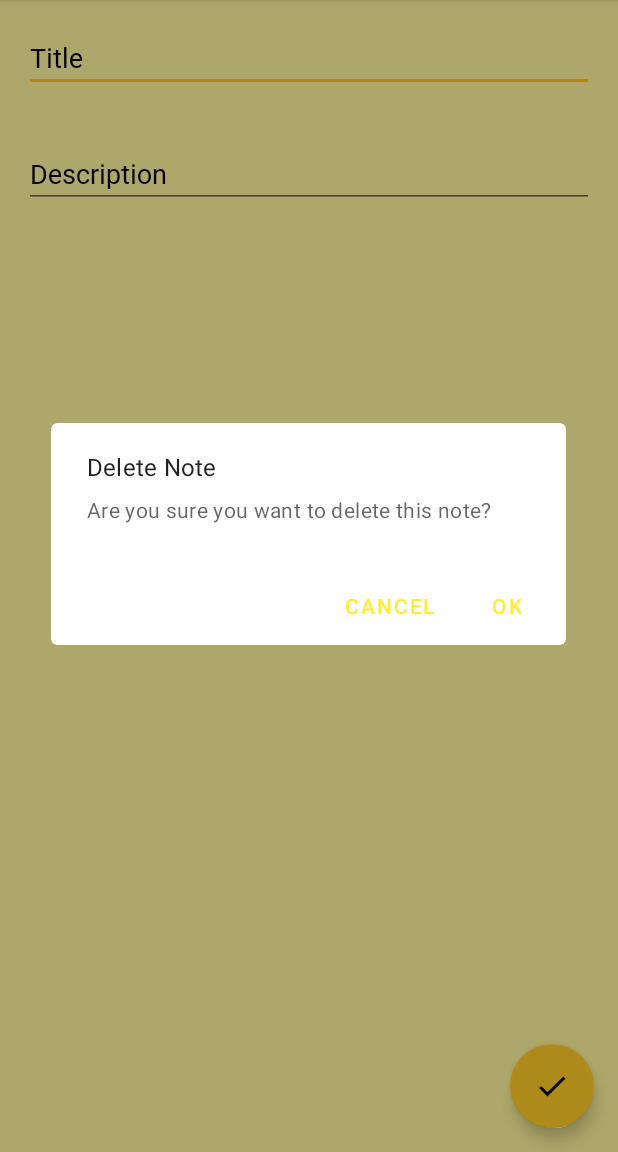
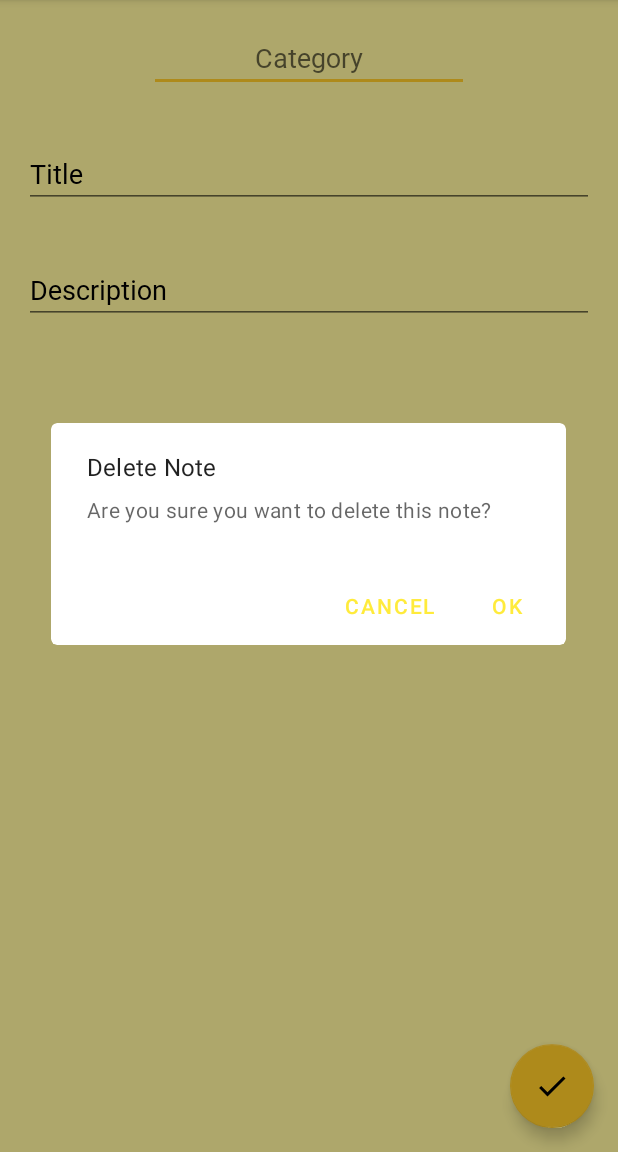
Before and after one commit to iansui2/MyNotes, an Android app: the fragment EditNoteFragment placed in its activity, in the options menu, after a tap on "Delete Note", on a phone screen of 412 x 824 dp, the part 84-1236 px from its top. Run offline under Robolectric (Android 15) with nearby library versions, the light colour scheme and no system bars; our stand-ins replace Room's generated code, data binding, navigation-ui; 5 statements that could not run were skipped.

Commit message:
added categorization for the notes

```diff
--- a/app/src/main/AndroidManifest.xml
+++ b/app/src/main/AndroidManifest.xml
@@ -4,9 +4,7 @@
 
     <application
         android:hardwareAccelerated="true"
-        android:allowBackup="true"
         android:icon="@mipmap/ic_app"
-        android:fullBackupContent="true"
         android:label="@string/app_name"
         android:roundIcon="@mipmap/ic_app_round"
         android:supportsRtl="true"
--- a/app/src/main/java/com/iansui/mynotes/database/Note.kt
+++ b/app/src/main/java/com/iansui/mynotes/database/Note.kt
@@ -13,5 +13,8 @@ data class Note (
     val title: String = "",
 
     @ColumnInfo(name = "description")
-    val description: String = ""
+    val description: String = "",
+
+    @ColumnInfo(name = "category")
+    val category: String = ""
 )
--- a/app/src/main/java/com/iansui/mynotes/database/NotesDAO.kt
+++ b/app/src/main/java/com/iansui/mynotes/database/NotesDAO.kt
@@ -4,7 +4,6 @@ import androidx.lifecycle.LiveData
 import androidx.room.Dao
 import androidx.room.Insert
 import androidx.room.Query
-import androidx.room.Update
 
 @Dao
 interface NotesDAO {
@@ -12,8 +11,11 @@ interface NotesDAO {
     @Insert
     suspend fun insert(note: Note)
 
-    @Update
-    suspend fun update(note: Note)
+    @Query("UPDATE note SET title = :title, description = :description WHERE id =:key")
+    suspend fun updateNote(key: Int, title: String, description: String)
+
+    @Query("UPDATE note SET category =:category WHERE category = (SELECT category FROM note WHERE id =:key) ")
+    suspend fun updateCategory(key: Int, category: String)
 
     @Query("DELETE FROM note WHERE id = :key")
     suspend fun deleteNote(key: Int)
@@ -24,4 +26,7 @@ interface NotesDAO {
     @Query("SELECT * FROM note ORDER BY id ASC")
     fun getAllNotes(): LiveData<List<Note>>
 
+    @Query("SELECT DISTINCT category FROM note ORDER by category ASC")
+    fun getAllCategories(): LiveData<List<String>>
+
 }
--- a/app/src/main/java/com/iansui/mynotes/database/NotesDatabase.kt
+++ b/app/src/main/java/com/iansui/mynotes/database/NotesDatabase.kt
@@ -7,7 +7,7 @@ import androidx.room.RoomDatabase
 
 @Database(
         entities = [Note::class],
-        version = 1,
+        version = 10,
         exportSchema = false
 )
 abstract class NotesDatabase: RoomDatabase() {
--- a/app/src/main/java/com/iansui/mynotes/repository/NotesRepository.kt
+++ b/app/src/main/java/com/iansui/mynotes/repository/NotesRepository.kt
@@ -15,9 +15,15 @@ class NotesRepository (private val notesDAO: NotesDAO) {
         }
     }
 
-    fun update(note: Note) {
+    fun updateNote(id: Int, title: String, description: String) {
         CoroutineScope(Dispatchers.IO).launch {
-            notesDAO.update(note)
+            notesDAO.updateNote(id, title, description)
+        }
+    }
+
+    fun updateCategory(id: Int, category: String) {
+        CoroutineScope(Dispatchers.IO).launch {
+            notesDAO.updateCategory(id, category)
         }
     }
 
@@ -36,4 +42,8 @@ class NotesRepository (private val notesDAO: NotesDAO) {
     fun getAllNotes(): LiveData<List<Note>> {
         return notesDAO.getAllNotes()
     }
+
+    fun getAllCategories(): LiveData<List<String>> {
+        return notesDAO.getAllCategories()
+    }
 }
--- a/app/src/main/java/com/iansui/mynotes/ui/EditNoteFragment.kt
+++ b/app/src/main/java/com/iansui/mynotes/ui/EditNoteFragment.kt
@@ -4,6 +4,7 @@ import android.content.Context
 import android.os.Bundle
 import android.view.*
 import android.view.inputmethod.InputMethodManager
+import android.widget.ArrayAdapter
 import android.widget.Toast
 import androidx.fragment.app.Fragment
 import androidx.lifecycle.ViewModelProvider
@@ -41,16 +42,28 @@ class EditNoteFragment : Fragment() {
 
         binding.viewModel = sharedViewModel
 
+        binding.categoryEditText.openKeyboard()
+        binding.titleEditText.openKeyboard()
+        binding.descEditText.openKeyboard()
+
+        sharedViewModel.categories.observe(viewLifecycleOwner, { categories ->
+            val adapter = ArrayAdapter(requireContext(), android.R.layout.select_dialog_item, categories)
+            binding.categoryEditText.threshold = 1
+            binding.categoryEditText.setAdapter(adapter)
+        })
+
         val args = EditNoteFragmentArgs.fromBundle(requireArguments())
         sharedViewModel.setTitle(args.title)
         sharedViewModel.setDescription(args.description)
-
-        binding.titleEditText.openKeyboard()
-        binding.descEditText.openKeyboard()
+        sharedViewModel.setCategory(args.category)
 
         binding.fabSaveNote.setOnClickListener {
+            getCategory()
             getTitle()
             getDescription()
+            binding.categoryEditText.hideKeyboard()
+            binding.titleEditText.hideKeyboard()
+            binding.descEditText.hideKeyboard()
             sharedViewModel.onUpdateNote(args.id)
             Toast.makeText(context, "Note Updated!", Toast.LENGTH_SHORT).show()
             view.findNavController().navigate(EditNoteFragmentDirections.actionEditNoteFragmentToNotesFragment())
@@ -79,8 +92,6 @@ class EditNoteFragment : Fragment() {
         }
 
         sharedViewModel.setTitle(title)
-
-        binding.titleEditText.hideKeyboard()
     }
 
     private fun getDescription () {
@@ -91,8 +102,16 @@ class EditNoteFragment : Fragment() {
         }
 
         sharedViewModel.setDescription(description)
+    }
 
-        binding.descEditText.hideKeyboard()
+    private fun getCategory () {
+        val category = if (binding.categoryEditText.text.toString() != "") {
+            binding.categoryEditText.text.toString()
+        } else {
+            ""
+        }
+
+        sharedViewModel.setCategory(category)
     }
 
     private fun showDeleteNoteDialog() {
--- a/app/src/main/java/com/iansui/mynotes/ui/NotesFragment.kt
+++ b/app/src/main/java/com/iansui/mynotes/ui/NotesFragment.kt
@@ -4,6 +4,7 @@ import android.app.Application
 import android.os.Bundle
 import android.view.*
 import android.widget.Toast
+import androidx.core.view.isVisible
 import androidx.fragment.app.Fragment
 import androidx.lifecycle.ViewModelProvider
 import androidx.navigation.findNavController
@@ -19,12 +20,20 @@ import com.iansui.mynotes.viewmodel.NotesViewModelFactory
 
 class NotesFragment : Fragment() {
 
+    private lateinit var binding: FragmentNotesBinding
     private lateinit var sharedViewModel: NotesViewModel
     private lateinit var adapter: NotesAdapter
+    private var notesStatus: Boolean = true
 
     override fun onCreateView(inflater: LayoutInflater, container: ViewGroup?,
                               savedInstanceState: Bundle?): View {
-        val binding = FragmentNotesBinding.inflate(inflater)
+        val fragmentNotesBinding = FragmentNotesBinding.inflate(inflater, container, false)
+        binding = fragmentNotesBinding
+        return fragmentNotesBinding.root
+    }
+
+    override fun onViewCreated(view: View, savedInstanceState: Bundle?) {
+        super.onViewCreated(view, savedInstanceState)
 
         val application: Application = requireNotNull(this.activity).application
 
@@ -38,14 +47,20 @@ class NotesFragment : Fragment() {
         binding.viewModel = sharedViewModel
 
         adapter = NotesAdapter(NotesAdapter.OnClickListener {
-            val editNoteNavDirection = NotesFragmentDirections.actionNotesFragmentToEditNoteFragment(it.id, it.title, it.description)
-            view?.findNavController()?.navigate(editNoteNavDirection)
+            val editNoteNavDirection = NotesFragmentDirections.actionNotesFragmentToEditNoteFragment(it.id, it.title, it.description, it.category)
+            view.findNavController().navigate(editNoteNavDirection)
         })
 
         binding.noteList.adapter = adapter
 
         sharedViewModel.notes.observe(viewLifecycleOwner, {
             it?.let {
+                if (it.isNotEmpty()) {
+                    binding.introductionText.isVisible = false
+                    notesStatus = true
+                } else {
+                    notesStatus = false
+                }
                 adapter.submitList(it)
             }
         })
@@ -53,15 +68,13 @@ class NotesFragment : Fragment() {
         val swipe = ItemTouchHelper(swipeNoteToDelete())
         swipe.attachToRecyclerView(binding.noteList)
 
-        binding.fabAddNote.setOnClickListener { view:View ->
+        binding.fabAddNote.setOnClickListener {
             view.findNavController().navigate(NotesFragmentDirections.actionNotesFragmentToAddNoteFragment())
         }
 
         setHasOptionsMenu(true)
 
         binding.lifecycleOwner = this
-
-        return binding.root
     }
 
     private fun swipeNoteToDelete(): ItemTouchHelper.SimpleCallback {
@@ -89,6 +102,7 @@ class NotesFragment : Fragment() {
                 .setPositiveButton(getString(R.string.ok)) { _, _ ->
                     sharedViewModel.onDeleteNote(sharedViewModel.notes.value?.get(position)!!.id)
                     Toast.makeText(context, "Note Deleted!", Toast.LENGTH_SHORT).show()
+                    binding.introductionText.isVisible = true
                 }
                 .setNegativeButton(getString(R.string.cancel)) { _, _ ->
                     // close the dialog
@@ -105,6 +119,7 @@ class NotesFragment : Fragment() {
                 .setPositiveButton(getString(R.string.ok)) { _, _ ->
                     sharedViewModel.onDeleteAllNotes()
                     Toast.makeText(context, "Notes Deleted!", Toast.LENGTH_SHORT).show()
+                    binding.introductionText.isVisible = true
                 }
                 .setNegativeButton(getString(R.string.cancel)) { _, _ ->
                     // close the dialog
@@ -126,4 +141,10 @@ class NotesFragment : Fragment() {
             else -> super.onOptionsItemSelected(item)
         }
     }
+
+    override fun onPrepareOptionsMenu(menu: Menu) {
+        super.onPrepareOptionsMenu(menu)
+        val deleteAllMenu = menu.findItem(R.id.delete_all_item)
+        deleteAllMenu.isEnabled = notesStatus
+    }
 }
--- a/app/src/main/java/com/iansui/mynotes/viewmodel/NotesViewModel.kt
+++ b/app/src/main/java/com/iansui/mynotes/viewmodel/NotesViewModel.kt
@@ -16,7 +16,16 @@ class NotesViewModel(
     private val _description = MutableLiveData<String>()
     val description: LiveData<String> get() = _description
 
+    private val _category = MutableLiveData<String>()
+    val category: LiveData<String> get() = _category
+
     val notes = noteRepository.getAllNotes()
+
+    val categories = noteRepository.getAllCategories()
+
+    fun setCategory(category: String) {
+        _category.value = category
+    }
 
     fun setTitle(title: String) {
         _title.value = title
@@ -30,18 +39,14 @@ class NotesViewModel(
         noteRepository.insert(note)
     }
 
-    private fun update(note: Note) {
-        noteRepository.update(note)
-    }
-
     fun onSaveNote() {
-        val newNote = Note(title = _title.value!!, description = _description.value!!)
+        val newNote = Note(title = _title.value!!, description = _description.value!!, category = _category.value!!)
         insert(newNote)
     }
 
     fun onUpdateNote(id: Int) {
-        val updatedNote = Note(id, _title.value!!, _description.value!!)
-        update(updatedNote)
+        noteRepository.updateNote(id, _title.value!!, _description.value!!)
+        noteRepository.updateCategory(id, _category.value!!)
     }
 
     fun onDeleteNote(id: Int) {
--- a/app/src/main/res/layout/fragment_edit_note.xml
+++ b/app/src/main/res/layout/fragment_edit_note.xml
@@ -18,32 +18,45 @@
         <LinearLayout
             android:layout_width="match_parent"
             android:layout_height="match_parent"
-            android:orientation="vertical"
-            android:background="@color/yellow_200">
+            android:background="@color/yellow_200"
+            android:orientation="vertical">
+
+            <AutoCompleteTextView
+                android:id="@+id/category_edit_text"
+                style="@style/EditTextStyle"
+                android:layout_width="wrap_content"
+                android:layout_height="wrap_content"
+                android:layout_gravity="center"
+                android:textAlignment="center"
+                android:hint="@string/category"
+                android:text="@{viewModel.category}"
+                android:ems="10"
+                tools:ignore="LabelFor" />
 
             <EditText
                 android:id="@+id/title_edit_text"
                 style="@style/EditTextStyle"
                 android:layout_width="match_parent"
                 android:layout_height="wrap_content"
+                android:autofillHints=""
                 android:ems="10"
-                android:text="@{viewModel.title}"
+                android:hint="@string/title"
                 android:imeOptions="actionDone"
-                android:hint="@string/title"
                 android:inputType="text"
-                android:autofillHints="" />
+                android:text="@{viewModel.title}" />
 
             <EditText
                 android:id="@+id/desc_edit_text"
                 style="@style/EditTextStyle"
                 android:layout_width="match_parent"
                 android:layout_height="wrap_content"
+                android:autofillHints=""
                 android:ems="10"
+                android:hint="@string/description"
+                android:maxLines="25"
                 android:text="@{viewModel.description}"
-                android:hint="@string/description"
-                android:inputType="textMultiLine"
-                android:maxLines="25"
-                android:autofillHints="" />
+                android:inputType="text"
+                android:scrollHorizontally="false"/>
 
         </LinearLayout>
 
--- a/app/src/main/res/navigation/nav_graph.xml
+++ b/app/src/main/res/navigation/nav_graph.xml
@@ -13,8 +13,7 @@
         <action
             android:id="@+id/action_notesFragment_to_addNoteFragment"
             app:destination="@id/addNoteFragment"
-            app:popUpTo="@id/notesFragment"
-            app:popUpToInclusive="false" />
+            app:popUpToInclusive="true" />
         <action
             android:id="@+id/action_notesFragment_to_editNoteFragment"
             app:destination="@id/editNoteFragment"
@@ -46,5 +45,8 @@
         <argument
             android:name="description"
             app:argType="string" />
+        <argument
+            android:name="category"
+            app:argType="string" />
     </fragment>
 </navigation>
--- a/app/src/main/res/values/strings.xml
+++ b/app/src/main/res/values/strings.xml
@@ -12,4 +12,5 @@
     <string name="delete_note_dialog">Are you sure you want to delete this note?</string>
     <string name="ok">OK</string>
     <string name="cancel">Cancel</string>
+    <string name="category">Category</string>
 </resources>
--- a/build.gradle
+++ b/build.gradle
@@ -6,7 +6,7 @@ buildscript {
         jcenter()
     }
     dependencies {
-        classpath "com.android.tools.build:gradle:4.1.3"
+        classpath 'com.android.tools.build:gradle:4.2.1'
         classpath "org.jetbrains.kotlin:kotlin-gradle-plugin:$kotlin_version"
         classpath "androidx.navigation:navigation-safe-args-gradle-plugin:2.3.5"
 
```
Also changed, not shown: app/src/main/java/com/iansui/mynotes/ui/AddNoteFragment.kt (+21 -3 lines), app/src/main/res/layout/fragment_add_note.xml (+18 -6 lines), app/src/main/res/layout/fragment_notes.xml (+9 -1 lines), app/src/main/res/layout/grid_view_item.xml (+15 -5 lines), gradle/wrapper/gradle-wrapper.properties.
